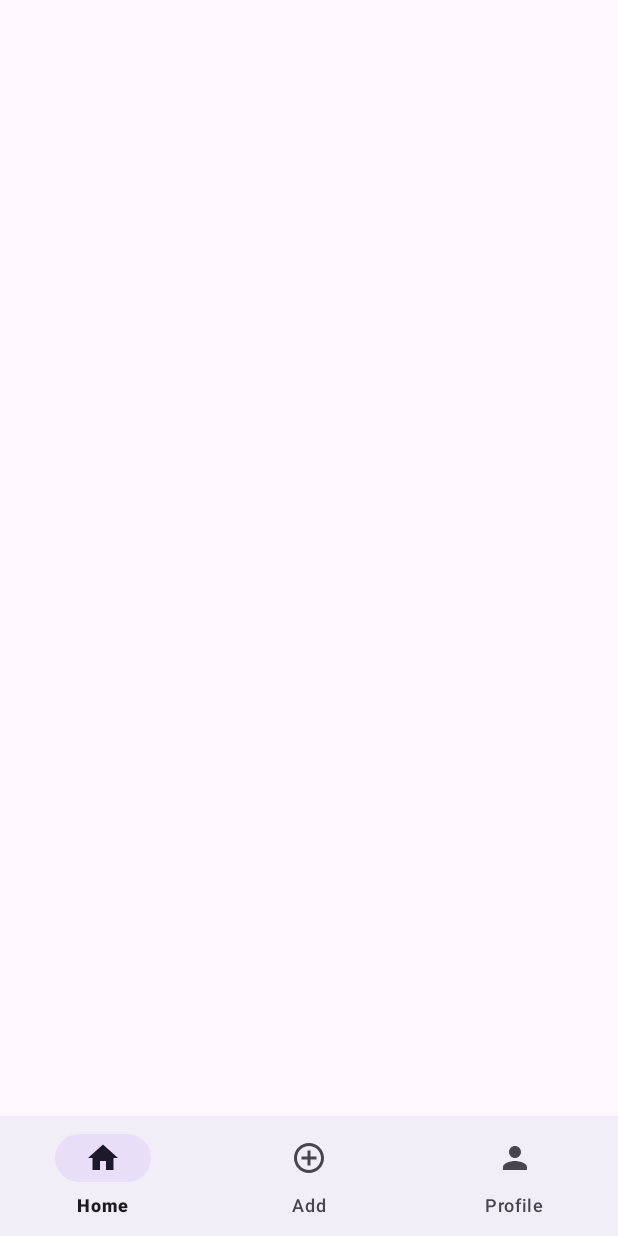
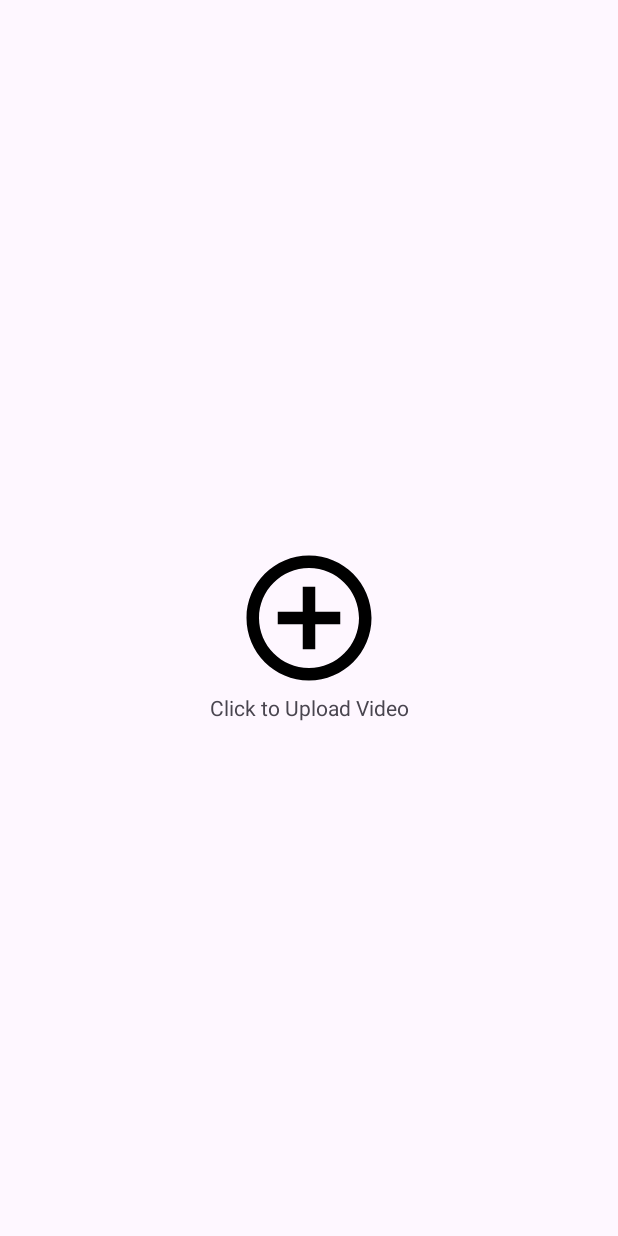
Before and after one commit to rahul-kumar-09/Video-app, an Android app: the screen it shows after launch once a user with an empty profile is signed in (MainActivity before the commit, VideoUploadActivity after it), item 2 of the bottom bar chosen, on a phone screen of 412 x 824 dp. Run offline under Robolectric (Android 15) with nearby library versions, the phone set to English and light mode, and no system bars; our stand-ins replace Firebase (no records; nobody signed in at launch, a user with empty details on screens opened directly).

```diff
--- a/app/src/main/AndroidManifest.xml
+++ b/app/src/main/AndroidManifest.xml
@@ -16,6 +16,9 @@
         android:theme="@style/Theme.MiniClip"
         tools:targetApi="31">
         <activity
+            android:name=".VideoUploadActivity"
+            android:exported="false" />
+        <activity
             android:name=".SignupActivity"
             android:exported="false" />
         <activity
--- a/app/src/main/java/com/programmingz/miniclip/MainActivity.kt
+++ b/app/src/main/java/com/programmingz/miniclip/MainActivity.kt
@@ -1,5 +1,6 @@
 package com.programmingz.miniclip
 
+import android.content.Intent
 import androidx.appcompat.app.AppCompatActivity
 import android.os.Bundle
 import com.programmingz.miniclip.databinding.ActivityMainBinding
@@ -19,8 +20,7 @@ class MainActivity : AppCompatActivity() {
                     UiUtil.showToast(this, "Home")
                 }
                 R.id.bottom_menu_add -> {
-                    UiUtil.showToast(this, "Add")
-                    //Goto videoUploadActivity
+                   startActivity(Intent(this, VideoUploadActivity::class.java))
                 }
                 R.id.bottom_menu_profile -> {
                     UiUtil.showToast(this, "Profile")
--- /dev/null
+++ b/app/src/main/java/com/programmingz/miniclip/VideoUploadActivity.kt
@@ -0,0 +1,11 @@
+package com.programmingz.miniclip
+
+import androidx.appcompat.app.AppCompatActivity
+import android.os.Bundle
+
+class VideoUploadActivity : AppCompatActivity() {
+    override fun onCreate(savedInstanceState: Bundle?) {
+        super.onCreate(savedInstanceState)
+        setContentView(R.layout.activity_video_upload)
+    }
+}
--- /dev/null
+++ b/app/src/main/res/layout/activity_video_upload.xml
@@ -0,0 +1,89 @@
+<?xml version="1.0" encoding="utf-8"?>
+<RelativeLayout xmlns:android="http://schemas.android.com/apk/res/android"
+    xmlns:app="http://schemas.android.com/apk/res-auto"
+    xmlns:tools="http://schemas.android.com/tools"
+    android:layout_width="match_parent"
+    android:layout_height="match_parent"
+    tools:context=".VideoUploadActivity">
+
+
+    <RelativeLayout
+        android:id="@+id/post_view"
+        android:padding="20dp"
+        android:visibility="gone"
+        tools:visibility="visible"
+        android:layout_width="match_parent"
+        android:layout_height="match_parent">
+
+        <EditText
+            android:id="@+id/post_caption_input"
+            android:layout_width="match_parent"
+            android:layout_height="160dp"
+            android:layout_margin="10dp"
+            android:gravity="top"
+            android:layout_toStartOf="@id/post_thumbnail_view"
+            android:hint="Write your caption here"/>
+
+        <ImageView
+            android:id="@+id/post_thumbnail_view"
+            android:layout_width="90dp"
+            android:layout_height="160dp"
+            android:layout_alignParentEnd="true"
+            android:layout_margin="10dp"
+            tools:background="@color/black"/>
+
+        <LinearLayout
+            android:layout_width="match_parent"
+            android:layout_height="wrap_content"
+            android:layout_alignParentBottom="true"
+            android:gravity="center"
+            android:orientation="horizontal">
+
+            <Button
+                android:id="@+id/cancel_post_btn"
+                android:layout_width="match_parent"
+                android:layout_height="wrap_content"
+                android:text="Cancel"
+                style="@style/Widget.MaterialComponents.Button.TextButton"
+                android:layout_weight="1"/>
+
+            <ProgressBar
+                android:layout_width="match_parent"
+                android:layout_height="24dp"
+                android:id="@+id/progress_bar"
+                android:layout_weight="1"/>
+
+            <Button
+                android:id="@+id/submit_post_btn"
+                android:layout_width="match_parent"
+                android:layout_height="wrap_content"
+                android:text="Post"
+                android:layout_weight="1"/>
+
+        </LinearLayout>
+
+    </RelativeLayout>
+
+    <RelativeLayout
+        android:id="@+id/upload_view"
+        android:layout_width="match_parent"
+        android:layout_height="match_parent">
+
+        <ImageView
+            android:id="@+id/add_icon"
+            android:layout_width="100dp"
+            android:layout_height="100dp"
+            android:src="@drawable/icon_add"
+            android:layout_centerInParent="true"
+            app:tint="@color/black" />
+        <TextView
+            android:layout_width="match_parent"
+            android:layout_height="wrap_content"
+            android:gravity="center"
+            android:layout_below="@id/add_icon"
+            android:text="Click to Upload Video"/>
+
+
+    </RelativeLayout>
+
+</RelativeLayout>
```
